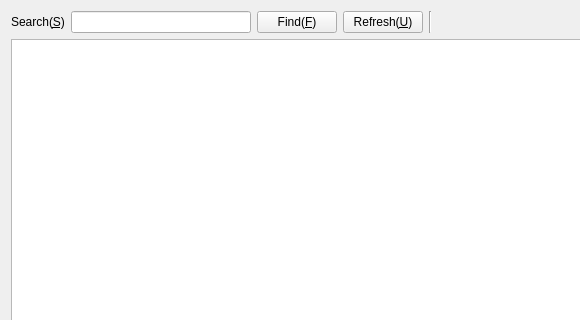
Old version of the form regbclt/ui/UserManageView.ui in the repository samwellzuk/regbook; both pictures show x 0 to 580 and y 0 to 320 of the 913 by 421 pixel window.
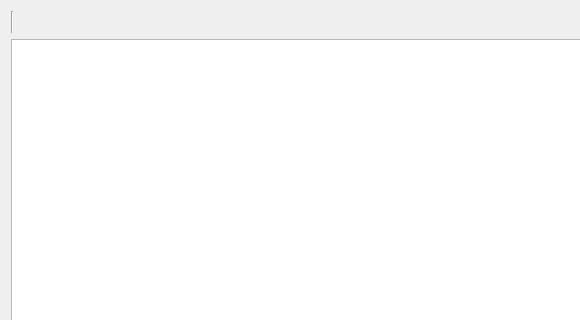
New version of the form.

Commit message: finish user service

What changed in the file:
```diff
--- a/regbclt/ui/UserManageView.ui
+++ b/regbclt/ui/UserManageView.ui
@@ -16,33 +16,6 @@
   <layout class="QVBoxLayout" name="verticalLayout">
    <item>
     <layout class="QHBoxLayout" name="horizontalLayout_2">
-     <item>
-      <widget class="QLabel" name="finnameLabel">
-       <property name="text">
-        <string>Search(&amp;S)</string>
-       </property>
-       <property name="buddy">
-        <cstring>searchname</cstring>
-       </property>
-      </widget>
-     </item>
-     <item>
-      <widget class="QLineEdit" name="searchname"/>
-     </item>
-     <item>
-      <widget class="QPushButton" name="findButton">
-       <property name="text">
-        <string>Find(&amp;F)</string>
-       </property>
-      </widget>
-     </item>
-     <item>
-      <widget class="QPushButton" name="refreshButton">
-       <property name="text">
-        <string>Refresh(&amp;U)</string>
-       </property>
-      </widget>
-     </item>
      <item>
       <widget class="Line" name="line">
        <property name="orientation">
```
The commit also changes 33 other files.
